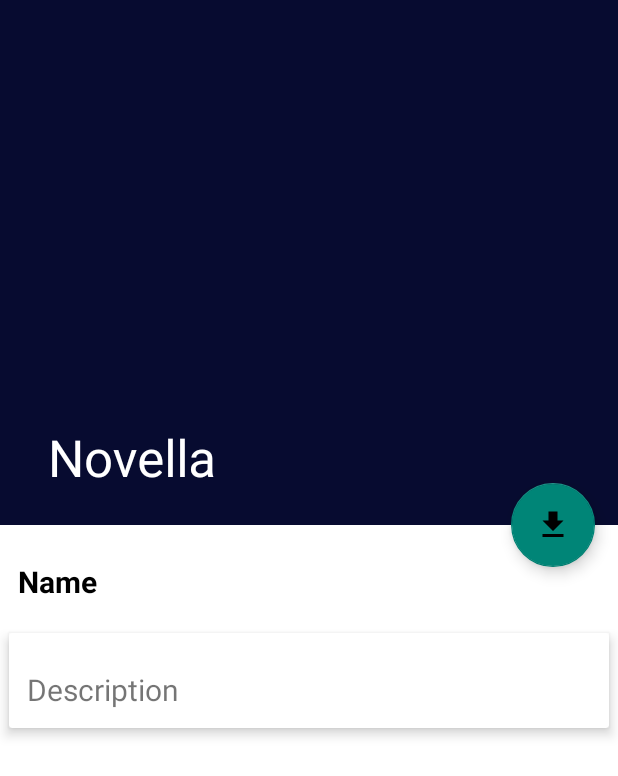
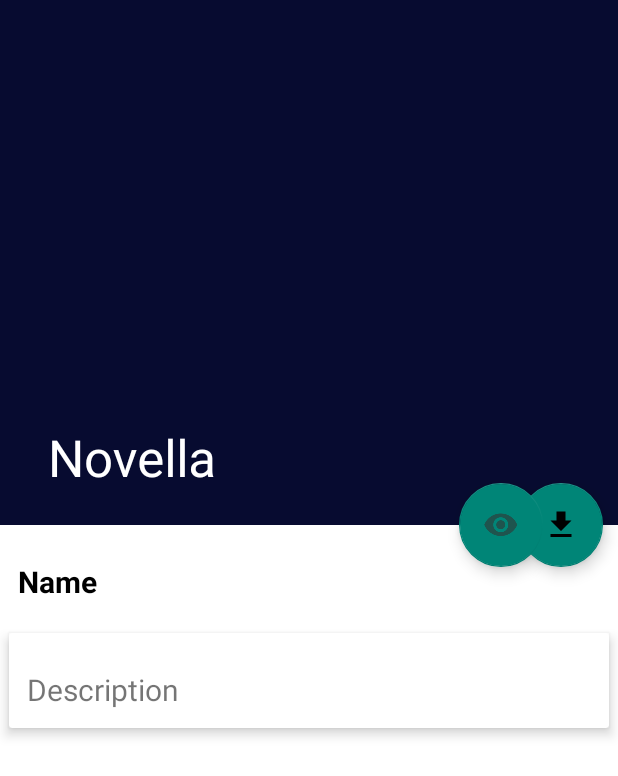
Before and after one commit to ashutoshdalvi/BookApp-master, an Android app: the layout activity_book_info.xml on its own in the app's theme, with its tools: preview values and no code run, on a phone screen of 412 x 824 dp. Shown: the top 776 px of the screen. Run offline under Robolectric (Android 15) with nearby library versions, the phone set to English and light mode, and no system bars; Roboto replaces fonts that are not available here.

Commit message:
With view and download

```diff
--- a/app/src/main/AndroidManifest.xml
+++ b/app/src/main/AndroidManifest.xml
@@ -4,6 +4,7 @@
 
     <uses-permission android:name="android.permission.INTERNET" />
     <uses-permission android:name="android.permission.WRITE_EXTERNAL_STORAGE" />
+    <uses-permission android:name="android.permission.ACCESS_NETWORK_STATE" />
 
     <application
         android:allowBackup="true"
--- a/app/src/main/java/com/example/ashutosh_dalvi/bookapp/Book_info.java
+++ b/app/src/main/java/com/example/ashutosh_dalvi/bookapp/Book_info.java
@@ -40,7 +40,7 @@ public class Book_info extends AppCompatActivity {
         bookname = (TextView) findViewById(R.id.book_name_id);
         description=(TextView) findViewById(R.id.book_desc_id);
         bookimg = (ImageView)findViewById(R.id.book_img_id);
-        //read = (FloatingActionButton)findViewById(R.id.read);
+        read = (FloatingActionButton)findViewById(R.id.read);
         download= (FloatingActionButton)findViewById(R.id.download);
 
         description.setText(desc);
@@ -59,7 +59,7 @@ public class Book_info extends AppCompatActivity {
             }
         });
 
-     /*   read.setOnClickListener(new View.OnClickListener() {
+        read.setOnClickListener(new View.OnClickListener() {
             @Override
             public void onClick(View v) {
                 Intent i = new Intent(Book_info.this,Book_view.class);
@@ -67,7 +67,7 @@ public class Book_info extends AppCompatActivity {
                 startActivity(i);
             }
         });
-*/
+
 
     }
 
--- a/app/src/main/java/com/example/ashutosh_dalvi/bookapp/Registration.java
+++ b/app/src/main/java/com/example/ashutosh_dalvi/bookapp/Registration.java
@@ -57,8 +57,6 @@ public class Registration extends AppCompatActivity {
                                     @Override
                                     public void onComplete(@NonNull Task<AuthResult> task) {
                                         if (task.isSuccessful()) {
-
-                                            //fdatabase.push().setValue(user);
                                             progressDialog.dismiss();
                                             CurrentUser.setFirembaseUser( auth.getCurrentUser());
                                              login();
--- a/app/src/main/res/layout/activity_book_info.xml
+++ b/app/src/main/res/layout/activity_book_info.xml
@@ -107,8 +107,20 @@
         android:id="@+id/download"
         android:layout_width="wrap_content"
         android:layout_height="wrap_content"
-        android:layout_marginRight="15dp"
+        android:layout_marginRight="10dp"
         android:src="@drawable/download"
+        app:elevation="6dp"
+        app:pressedTranslationZ="12dp"
+        app:layout_anchor="@id/app"
+        app:layout_anchorGravity="bottom|right|end"
+        />
+
+    <android.support.design.widget.FloatingActionButton
+        android:id="@+id/read"
+        android:layout_width="wrap_content"
+        android:layout_height="wrap_content"
+        android:layout_marginRight="50dp"
+        android:src="@drawable/view"
         app:elevation="6dp"
         app:pressedTranslationZ="12dp"
         app:layout_anchor="@id/app"
```
Also changed, not shown: app/src/main/java/com/example/ashutosh_dalvi/bookapp/Login.java (+20 -4 lines).
